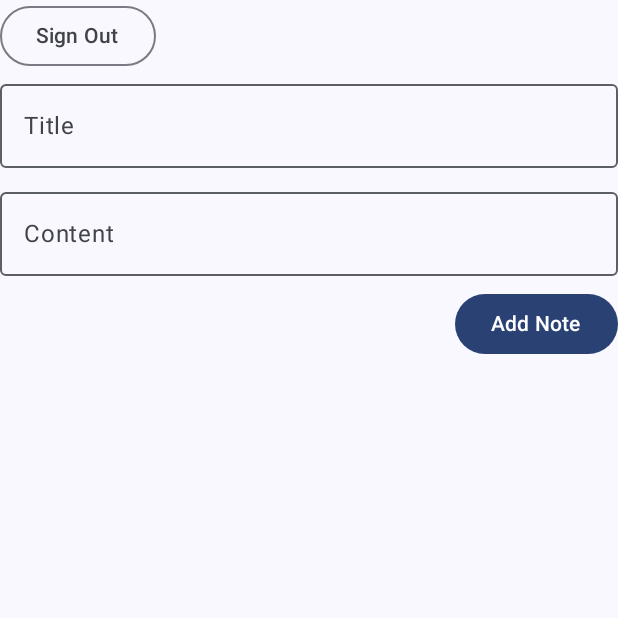
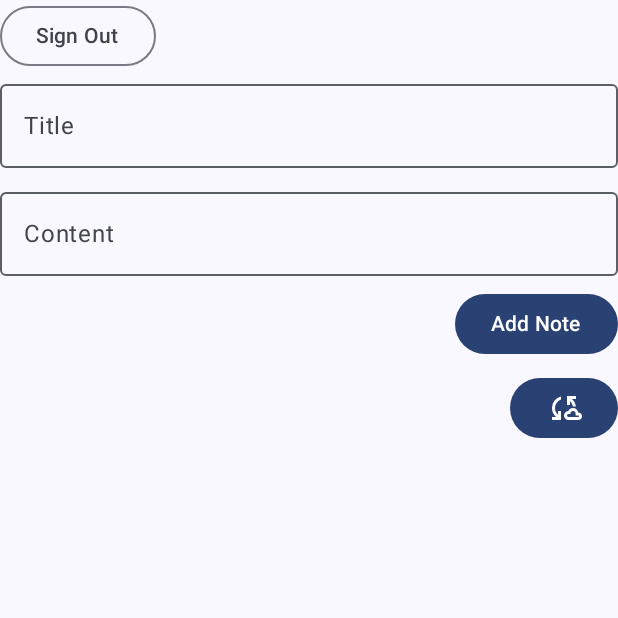
Before and after one commit to tadipavankumarreddy/AndroidUsingKotlin-Batch26, an Android app built with Jetpack Compose: the composable NoteListScreen shown on its own in the app's theme, on a phone screen of 412 x 824 dp, the top half of it. Run offline under Robolectric (Android 15) with nearby library versions, the phone set to English and light mode, and no system bars; our stand-ins replace Firebase (no records; nobody signed in at launch, a user with empty details on screens opened directly).

```diff
--- a/NoteTakingApp/app/build.gradle.kts
+++ b/NoteTakingApp/app/build.gradle.kts
@@ -58,6 +58,9 @@ dependencies {
     implementation("androidx.credentials:credentials-play-services-auth:1.5.0")
     implementation("com.google.android.libraries.identity.googleid:googleid:1.1.1")
 
+    //TODO:step 5: This is for Firestore database
+    implementation("com.google.firebase:firebase-firestore")
+
     implementation(libs.androidx.core.ktx)
     implementation(libs.androidx.lifecycle.runtime.ktx)
     implementation(libs.androidx.activity.compose)
--- a/NoteTakingApp/app/src/main/AndroidManifest.xml
+++ b/NoteTakingApp/app/src/main/AndroidManifest.xml
@@ -3,6 +3,7 @@
     xmlns:tools="http://schemas.android.com/tools">
 
     <uses-permission android:name="android.permission.POST_NOTIFICATIONS" />
+    <uses-permission android:name="android.permission.INTERNET"/>
 
     <application
         android:allowBackup="true"
--- a/NoteTakingApp/app/src/main/java/com/nareshtech/notetakingapp/NoteListScreen.kt
+++ b/NoteTakingApp/app/src/main/java/com/nareshtech/notetakingapp/NoteListScreen.kt
@@ -4,6 +4,8 @@ import android.os.Build
 import android.widget.Toast
 import androidx.activity.compose.rememberLauncherForActivityResult
 import androidx.activity.result.contract.ActivityResultContracts
+import androidx.compose.foundation.clickable
+import androidx.compose.foundation.layout.Arrangement
 import androidx.compose.foundation.layout.Column
 import androidx.compose.foundation.layout.Row
 import androidx.compose.foundation.layout.Spacer
@@ -20,6 +22,7 @@ import androidx.compose.foundation.lazy.items
 import androidx.compose.material3.Button
 import androidx.compose.material3.Card
 import androidx.compose.material3.CardDefaults
+import androidx.compose.material3.Icon
 import androidx.compose.material3.MaterialTheme
 import androidx.compose.material3.OutlinedButton
 import androidx.compose.material3.OutlinedTextField
@@ -36,6 +39,7 @@ import androidx.compose.runtime.setValue
 import androidx.compose.ui.Alignment
 import androidx.compose.ui.Modifier
 import androidx.compose.ui.platform.LocalContext
+import androidx.compose.ui.res.painterResource
 import androidx.compose.ui.unit.dp
 import androidx.lifecycle.viewModelScope
 import com.nareshtech.notetakingapp.room.Note
@@ -106,6 +110,17 @@ fun NoteListScreen(viewModel: NoteViewModel = viewModel(), onSignOut:()-> Unit){
 
         Spacer(Modifier.height(8.dp))
 
+        Row(modifier = Modifier.fillMaxWidth(),
+            horizontalArrangement = Arrangement.End) {
+            Button(onClick = {
+                // This is to send data to firestore database
+                viewModel.syncNotesToFirestore(notes)
+            }) {
+                Icon(painter = painterResource(R.drawable.outline_cloud_sync_24), contentDescription = "Sync")
+            }
+        }
+
+
         LazyColumn {
             items(notes) { note ->
                 Card(modifier = Modifier.fillMaxWidth().padding(vertical = 4.dp),
--- a/NoteTakingApp/app/src/main/java/com/nareshtech/notetakingapp/NoteViewModel.kt
+++ b/NoteTakingApp/app/src/main/java/com/nareshtech/notetakingapp/NoteViewModel.kt
@@ -14,6 +14,7 @@ import kotlinx.coroutines.launch
 // TODO 6: Create a Viewmodel
 class NoteViewModel(application: Application): AndroidViewModel(application) {
     private val repo : NoteRepository
+    private val firebaseRepo = FirestoreNoteRepository()
 
     val notes: StateFlow<List<Note>>
 
@@ -25,4 +26,8 @@ class NoteViewModel(application: Application): AndroidViewModel(application) {
 
     fun addNote(note: Note) = viewModelScope.launch { repo.addNote(note) }
     fun deleteNote(note:Note) = viewModelScope.launch { repo.deleteNote(note) }
+
+    fun syncNotesToFirestore(notes:List<Note>) = viewModelScope.launch {
+        firebaseRepo.syncNoteToFirestore(notes)
+    }
 }
--- a/NoteTakingApp/app/src/main/java/com/nareshtech/notetakingapp/room/Note.kt
+++ b/NoteTakingApp/app/src/main/java/com/nareshtech/notetakingapp/room/Note.kt
@@ -9,6 +9,6 @@ import androidx.room.PrimaryKey
 data class Note(
     @PrimaryKey(autoGenerate = true)
     val id:Int = 0,
-    val title:String,
-    val content:String
+    val title:String = "",
+    val content:String = ""
 )
--- /dev/null
+++ b/NoteTakingApp/app/src/main/res/drawable/outline_cloud_sync_24.xml
@@ -0,0 +1,5 @@
+<vector xmlns:android="http://schemas.android.com/apk/res/android" android:height="24dp" android:tint="#000000" android:viewportHeight="960" android:viewportWidth="960" android:width="24dp">
+
+    <path android:fillColor="@android:color/white" android:pathData="M160,800L160,720L269,720Q218,676 189,614Q160,552 160,480Q160,368 228,282.5Q296,197 400,170L400,254Q330,279 285,340.5Q240,402 240,480Q240,534 261.5,579.5Q283,625 320,658L320,560L400,560L400,800L160,800ZM600,800Q550,800 515,765Q480,730 480,680Q480,632 513,597.5Q546,563 594,561Q611,525 644.5,502.5Q678,480 720,480Q773,480 811.5,514.5Q850,549 858,600L858,600Q900,600 930,629Q960,658 960,699Q960,741 931,770.5Q902,800 860,800L600,800ZM716,440Q709,399 689,364Q669,329 640,302L640,400L560,400L560,160L800,160L800,240L691,240Q734,278 761.5,329Q789,380 797,440L716,440ZM600,720L860,720Q868,720 874,714Q880,708 880,700Q880,692 874,686Q868,680 860,680L790,680L790,630Q790,601 769.5,580.5Q749,560 720,560Q691,560 670.5,580.5Q650,601 650,630L650,640L600,640Q583,640 571.5,651.5Q560,663 560,680Q560,697 571.5,708.5Q583,720 600,720ZM720,640Q720,640 720,640Q720,640 720,640Q720,640 720,640Q720,640 720,640L720,640L720,640Q720,640 720,640Q720,640 720,640Q720,640 720,640Q720,640 720,640L720,640L720,640Q720,640 720,640Q720,640 720,640Q720,640 720,640Q720,640 720,640Z"/>
+
+</vector>
```
Also changed, not shown: NoteTakingApp/app/src/main/java/com/nareshtech/notetakingapp/FirestoreNoteRepository.kt (added, +41 -0 lines), 2 other files.
